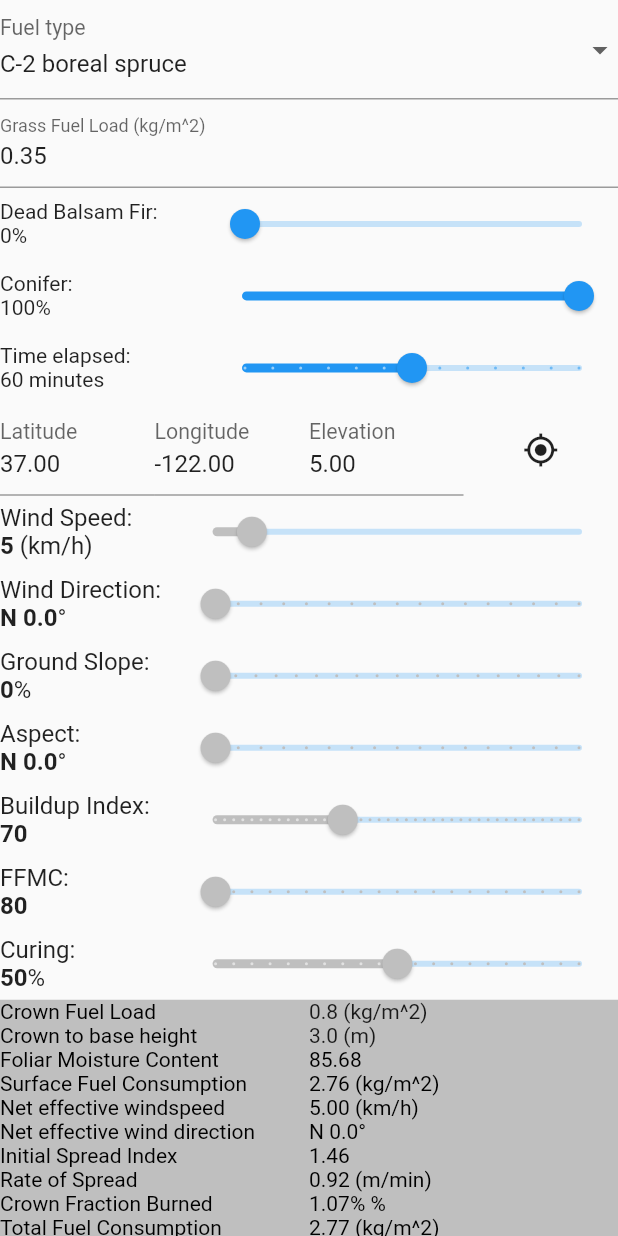
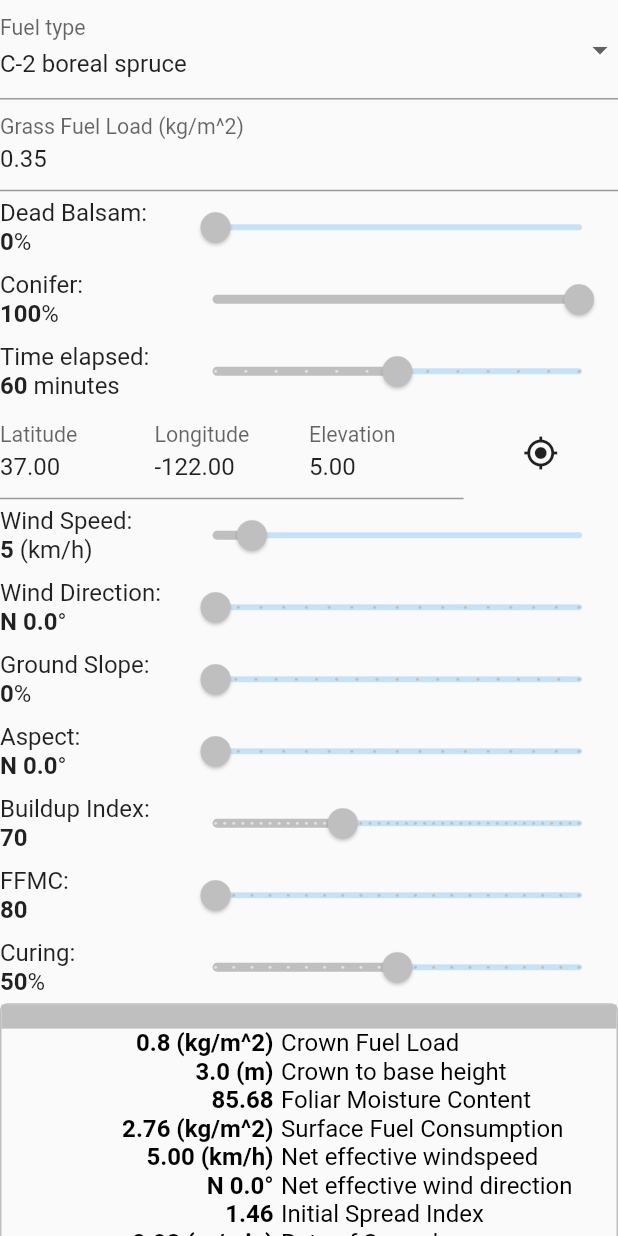
Before and after one commit to bcgov/fbp-go, a Flutter app: the AdvancedFireBehaviourPredictionForm widget shown alone on an empty page, opened directly, on a phone screen of 412 x 824 dp. Run offline on Flutter 3.47's test engine with Material 2 defaults, Android fonts, the phone set to English and light mode, and no system bars; our stand-ins replace geolocator, permission_handler.

Commit message:
advanced styled same as basic

```diff
--- a/lib/basic_input.dart
+++ b/lib/basic_input.dart
@@ -131,7 +131,6 @@ class BasicInputState extends State<BasicInputWidget> {
 
   @override
   Widget build(BuildContext context) {
-    const labelFlex = 4;
     const sliderFlex = 10;
     final beaufortScale = getBeaufortScale(_input.ws);
     final intensityClass = getHeadFireIntensityClass(widget.prediction.HFI);
--- a/lib/fbp_advanced.dart
+++ b/lib/fbp_advanced.dart
@@ -24,6 +24,7 @@ import 'fbp_results.dart';
 import 'fire.dart';
 import 'fire_widgets.dart';
 import 'basic_input.dart';
+import 'global.dart';
 
 class AdvancedFireBehaviourPredictionForm extends StatefulWidget {
   const AdvancedFireBehaviourPredictionForm({Key? key}) : super(key: key);
@@ -37,12 +38,12 @@ class AdvancedFireBehaviourPredictionForm extends StatefulWidget {
 // Define a corresponding State class.
 // This class holds data related to the form.
 // Decisions: No fuel type drop down, crown base height or crown fuel load,
-// we rely soley on the presets:
+// we rely solely on the presets:
 // There's good reason for this. Tinkering directly with fuel type can be a bad
 //  idea if you don't have all the knowledge. E.g. change the crown base
 //  height, you'd probably also need to change the crown fuel load. If you
 //  go playing around too much, you'll get unrealistic results. It's also
-//  difficuly balancing the input, if you choose a fuel type, it means we
+//  difficult balancing the input, if you choose a fuel type, it means we
 //  we need to de-select the pre-set, which in turn results in the fuel type
 //  changing. We can avoid that adventure by just getting rid of fuel type.
 class AdvancedFireBehaviourPredictionFormState
@@ -166,6 +167,40 @@ class AdvancedFireBehaviourPredictionFormState
     super.dispose();
   }
 
+  Expanded makeLabel(String heading, String value, String unitOfMeasure,
+      TextStyle textStyle, TextStyle textStyleBold) {
+    const labelFlex = 4;
+    return Expanded(
+        flex: labelFlex,
+        child: Column(children: [
+          Row(children: [
+            Text(heading, style: textStyle),
+            Text(':', style: textStyle)
+          ]),
+          Row(children: [
+            Text(value, style: textStyleBold),
+            Text(unitOfMeasure, style: textStyle)
+          ])
+        ]));
+  }
+
+  Expanded makeInputLabel(String heading, String value, String unitOfMeasure,
+      TextStyle textStyle, TextStyle textStyleBold) {
+    const labelFlex = 4;
+    return Expanded(
+        flex: labelFlex,
+        child: Column(children: [
+          Row(children: [
+            Text(heading, style: textStyle),
+            Text(':', style: textStyle)
+          ]),
+          Row(children: [
+            Text(value, style: textStyleBold),
+            Text(unitOfMeasure, style: textStyle)
+          ])
+        ]));
+  }
+
   @override
   Widget build(BuildContext context) {
     double? fireSize;
@@ -208,8 +243,12 @@ class AdvancedFireBehaviourPredictionFormState
           prediction.CFB,
           prediction.secondary!.LB);
     }
-    const labelFlex = 1;
-    const sliderFlex = 2;
+    const sliderFlex = 10;
+    final intensityClass = getHeadFireIntensityClass(prediction.HFI);
+    final intensityClassColour = getIntensityClassColor(intensityClass);
+    const TextStyle textStyle = TextStyle(fontSize: fontSize);
+    const TextStyle textStyleBold =
+        TextStyle(fontSize: fontSize, fontWeight: FontWeight.bold);
     // Build a Form widget using the _formKey created above.
     return Column(children: [
       Form(
@@ -230,7 +269,8 @@ class AdvancedFireBehaviourPredictionFormState
                   child: TextField(
                 controller: _gflController,
                 decoration: const InputDecoration(
-                    labelText: "Grass Fuel Load (kg/m^2)"),
+                    labelText: "Grass Fuel Load (kg/m^2)",
+                    labelStyle: TextStyle(fontSize: labelFontSize)),
                 keyboardType: TextInputType.number,
                 onChanged: (value) {
                   if (double.tryParse(value) != null) {
@@ -264,10 +304,8 @@ class AdvancedFireBehaviourPredictionFormState
             // PDF field
             Row(
               children: [
-                Expanded(
-                    flex: labelFlex,
-                    child: Text(
-                        'Dead Balsam Fir:\n${(_pdf ?? 0).toStringAsFixed(0)}%')),
+                makeInputLabel('Dead Balsam', (_pdf ?? 0).toStringAsFixed(0),
+                    '%', textStyle, textStyleBold),
                 Expanded(
                     flex: sliderFlex,
                     child: Slider(
@@ -275,6 +313,7 @@ class AdvancedFireBehaviourPredictionFormState
                       min: 0,
                       max: 100,
                       divisions: 100,
+                      activeColor: intensityClassColour,
                       label: '${(_pdf ?? 0).toStringAsFixed(0)}%',
                       onChanged: (value) {
                         _onPDFChanged(value.roundToDouble());
@@ -283,9 +322,8 @@ class AdvancedFireBehaviourPredictionFormState
               ],
             ),
             Row(children: [
-              Expanded(
-                  flex: labelFlex,
-                  child: Text('Conifer:\n${(_pc ?? 0).toStringAsFixed(0)}%')),
+              makeInputLabel('Conifer', (_pc ?? 0).toStringAsFixed(0), '%',
+                  textStyle, textStyleBold),
               Expanded(
                   flex: sliderFlex,
                   child: Slider(
@@ -293,6 +331,7 @@ class AdvancedFireBehaviourPredictionFormState
                     min: 0,
                     max: 100,
                     divisions: 100,
+                    activeColor: intensityClassColour,
                     label: '${(_pc ?? 0).toStringAsFixed(0)}%',
                     onChanged: (value) {
                       _onPCChanged(value.roundToDouble());
@@ -301,9 +340,8 @@ class AdvancedFireBehaviourPredictionFormState
             ]),
             // Elapsed time
             Row(children: [
-              Expanded(
-                  flex: labelFlex,
-                  child: Text('Time elapsed:\n${_minutes.toInt()} minutes')),
+              makeInputLabel('Time elapsed', '${_minutes.toInt()}', ' minutes',
+                  textStyle, textStyleBold),
               Expanded(
                   flex: sliderFlex,
                   child: Slider(
@@ -311,6 +349,7 @@ class AdvancedFireBehaviourPredictionFormState
                     min: 0,
                     max: 120,
                     divisions: 12,
+                    activeColor: intensityClassColour,
                     label: '${_minutes.toInt()} minutes',
                     onChanged: (value) {
                       _onTChanged(value.roundToDouble());
@@ -337,7 +376,9 @@ class AdvancedFireBehaviourPredictionFormState
           prediction: prediction,
           minutes: _minutes,
           fireSize: fireSize,
-          input: input)
+          input: input,
+          intensityClass: intensityClass,
+          intensityClassColour: intensityClassColour)
     ]);
   }
 }
--- a/lib/fbp_results.dart
+++ b/lib/fbp_results.dart
@@ -18,59 +18,67 @@ FBP Go. If not, see <https://www.gnu.org/licenses/>.
 import 'package:flutter/material.dart';
 
 import 'cffdrs/fbp_calc.dart';
-import 'fire.dart';
 import 'fire_widgets.dart';
+import 'global.dart';
 
 class Results extends StatelessWidget {
   final FireBehaviourPredictionPrimary prediction;
   final FireBehaviourPredictionInput input;
 
   final int intensityClass;
+  final Color intensityClassColour;
   final double minutes;
   final double? fireSize;
-  Results(
+  const Results(
       {required this.prediction,
       required this.minutes,
       required this.fireSize,
       required this.input,
+      required this.intensityClass,
+      required this.intensityClassColour,
       Key? key})
-      : intensityClass = getHeadFireIntensityClass(prediction.HFI),
-        super(key: key);
+      : super(key: key);
+
+  Row buildRow(String value, String label, Color? color) {
+    TextStyle valueStyle = TextStyle(
+        color: color, fontWeight: FontWeight.bold, fontSize: fontSize);
+    TextStyle labelStyle = TextStyle(color: color, fontSize: fontSize);
+    return Row(children: [
+      Expanded(
+          flex: 5,
+          child: Padding(
+              padding: const EdgeInsets.only(right: 5.0),
+              child:
+                  Text(value, textAlign: TextAlign.right, style: valueStyle))),
+      Expanded(flex: 6, child: Text(label, style: labelStyle)),
+    ]);
+  }
 
   @override
   Widget build(BuildContext context) {
     TextStyle textStyle = getTextStyle(prediction.FD);
     return Container(
-        color: getIntensityClassColor(intensityClass),
+        // color: intensityClassColour,
+        decoration: BoxDecoration(
+            border: Border.all(color: intensityClassColour),
+            borderRadius: const BorderRadius.all(Radius.circular(5))),
         child: Column(
           children: [
-            Row(children: [
-              Expanded(child: Text('Crown Fuel Load', style: textStyle)),
-              Expanded(child: Text('${input.CFL} (kg/m^2)'))
-            ]),
-            Row(children: [
-              Expanded(child: Text('Crown to base height', style: textStyle)),
-              Expanded(child: Text('${input.CBH} (m)'))
-            ]),
+            Container(
+                color: intensityClassColour,
+                child: Row(
+                  children: const [Text('')],
+                )),
+            buildRow(
+                '${input.CFL} (kg/m^2)', 'Crown Fuel Load', textStyle.color),
+            buildRow(
+                '${input.CBH} (m)', 'Crown to base height', textStyle.color),
             ...getPrimaryTextRow(prediction, textStyle),
-            Row(children: [
-              Expanded(
-                  child: Text(
-                'Intensity class',
-                style: textStyle,
-              )),
-              Expanded(child: Text('$intensityClass', style: textStyle)),
-            ]),
-            Row(children: [
-              Expanded(
-                  child: Text('${minutes.toStringAsFixed(0)} minute fire size',
-                      style: textStyle)),
-              Expanded(
-                  child: Text(
+            buildRow('$intensityClass', 'Intensity class', textStyle.color),
+            buildRow(
                 '${fireSize?.toStringAsFixed(0)} (ha)',
-                style: textStyle,
-              ))
-            ]),
+                '${minutes.toStringAsFixed(0)} minute fire size',
+                textStyle.color),
             ...getSecondaryTextRow(prediction, textStyle),
           ],
         ));
@@ -82,10 +90,8 @@ class Results extends StatelessWidget {
     if (prediction != null) {
       for (var key in prediction.lookup.keys) {
         ValueDescriptionPair value = prediction.getProp(key);
-        rows.add(Row(children: [
-          Expanded(child: Text(value.description, style: textStyle)),
-          Expanded(child: Text(value.toString(), style: textStyle))
-        ]));
+        rows.add(
+            buildRow(value.toString(), value.description, textStyle.color));
       }
     }
     return rows;
@@ -99,14 +105,8 @@ class Results extends StatelessWidget {
       if (secondary != null) {
         for (var key in secondary.lookup.keys) {
           ValueDescriptionPair value = secondary.getProp(key);
-          rows.add(Row(children: [
-            Expanded(
-                child: Text(
-              value.description,
-              style: textStyle,
-            )),
-            Expanded(child: Text(value.toString(), style: textStyle))
-          ]));
+          rows.add(
+              buildRow(value.toString(), value.description, textStyle.color));
         }
       }
     }
```
